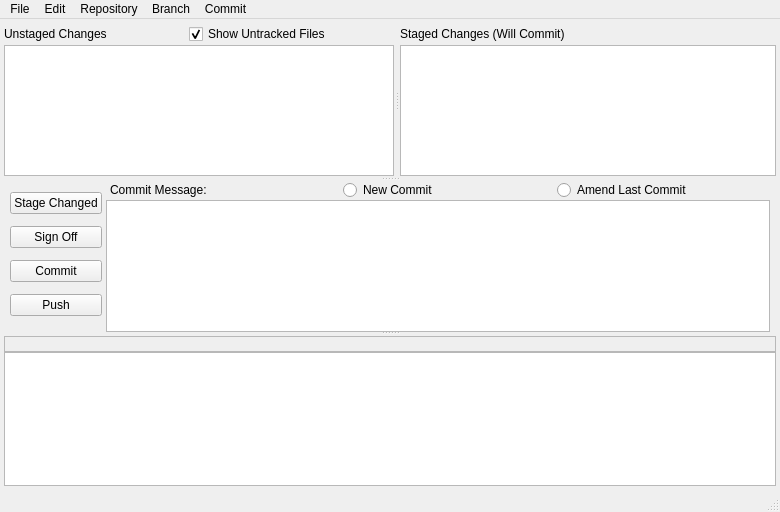
Before: the Qt Designer form ui/maingui.ui in git-cola/git-cola, drawn with Qt 5.
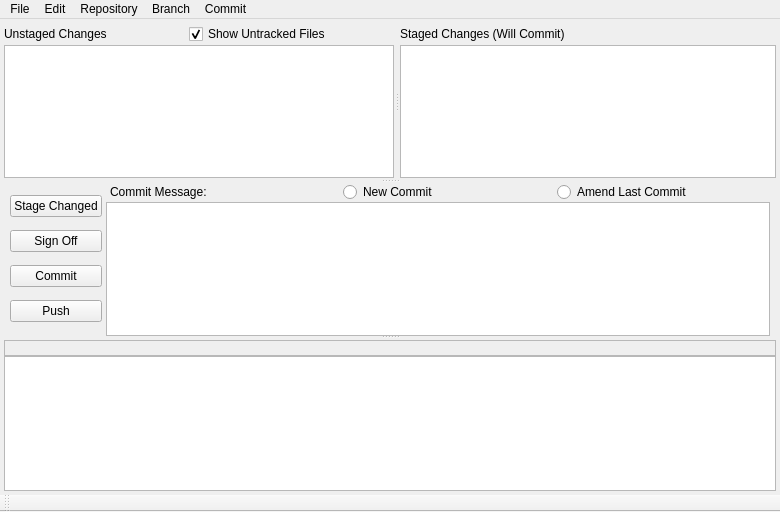
After: the same form once the commit is applied.

```diff
--- a/ui/maingui.ui
+++ b/ui/maingui.ui
@@ -386,6 +386,9 @@
           <property name="tabChangesFocus" >
            <bool>true</bool>
           </property>
+          <property name="lineWrapMode" >
+           <enum>QTextEdit::NoWrap</enum>
+          </property>
           <property name="readOnly" >
            <bool>true</bool>
           </property>
@@ -485,8 +488,33 @@
    <addaction name="menuBranch" />
    <addaction name="menuCommit" />
   </widget>
-  <widget class="QStatusBar" name="statusbar" />
-  <action name="browseBranch" >
+  <widget class="QToolBar" name="toolbar" >
+   <property name="windowTitle" >
+    <string>toolbar</string>
+   </property>
+   <property name="movable" >
+    <bool>true</bool>
+   </property>
+   <property name="allowedAreas" >
+    <set>Qt::BottomToolBarArea|Qt::NoToolBarArea|Qt::TopToolBarArea</set>
+   </property>
+   <property name="iconSize" >
+    <size>
+     <width>24</width>
+     <height>16</height>
+    </size>
+   </property>
+   <property name="floatable" >
+    <bool>true</bool>
+   </property>
+   <attribute name="toolBarArea" >
+    <enum>BottomToolBarArea</enum>
+   </attribute>
+   <attribute name="toolBarBreak" >
+    <bool>false</bool>
+   </attribute>
+  </widget>
+  <action name="menu_browse_branch" >
    <property name="text" >
     <string>Browse Current Branch's Files</string>
    </property>
```
Left out of the diff: 194 changed lines with no effect on the pictures.
